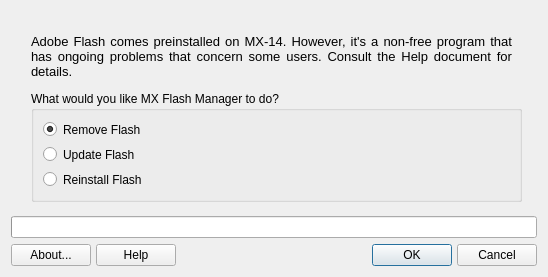
Old version of the form mxflash.ui in the repository MX-Linux/mx-flash.
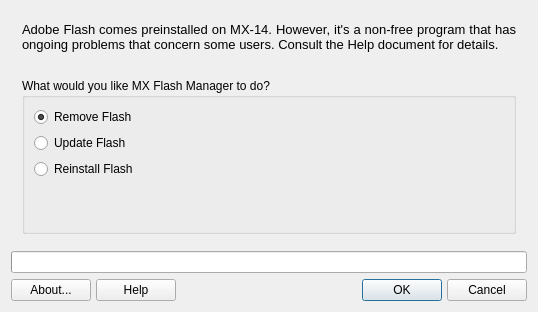
New version of the form. The open tabs and pages were chosen to show the change. Icons and pictures are not drawn.

Diff of the .ui file:
```diff
--- a/mxflash.ui
+++ b/mxflash.ui
@@ -6,8 +6,8 @@
    <rect>
     <x>0</x>
     <y>0</y>
-    <width>548</width>
-    <height>277</height>
+    <width>538</width>
+    <height>312</height>
    </rect>
   </property>
   <property name="windowTitle">
@@ -20,15 +20,9 @@
       <number>3</number>
      </property>
      <widget class="QWidget" name="pageAction">
+      <layout class="QGridLayout" name="gridLayout">
+       <item row="0" column="0">
       <widget class="QLabel" name="labelAction">
-       <property name="geometry">
-        <rect>
-         <x>20</x>
-         <y>20</y>
-         <width>481</width>
-         <height>51</height>
-        </rect>
-       </property>
        <property name="text">
         <string>&lt;!DOCTYPE HTML PUBLIC &quot;-//W3C//DTD HTML 4.0//EN&quot; &quot;http://www.w3.org/TR/REC-html40/strict.dtd&quot;&gt;
 &lt;html&gt;&lt;head&gt;&lt;meta name=&quot;qrichtext&quot; content=&quot;1&quot; /&gt;&lt;style type=&quot;text/css&quot;&gt;
@@ -43,15 +37,9 @@
         <bool>true</bool>
        </property>
       </widget>
+       </item>
+       <item row="2" column="0">
       <widget class="QGroupBox" name="whatGroupBox">
-       <property name="geometry">
-        <rect>
-         <x>20</x>
-         <y>80</y>
-         <width>491</width>
-         <height>111</height>
-        </rect>
-       </property>
        <property name="sizePolicy">
         <sizepolicy hsizetype="MinimumExpanding" vsizetype="Minimum">
          <horstretch>0</horstretch>
@@ -95,8 +83,33 @@
           </property>
          </widget>
         </item>
-       </layout>
-      </widget>
+          <item row="5" column="0">
+           <spacer name="verticalSpacer">
+            <property name="orientation">
+             <enum>Qt::Vertical</enum>
+            </property>
+            <property name="sizeType">
+             <enum>QSizePolicy::Expanding</enum>
+            </property>
+            <property name="sizeHint" stdset="0">
+             <size>
+              <width>0</width>
+              <height>10</height>
+             </size>
+            </property>
+           </spacer>
+          </item>
+         </layout>
+        </widget>
+       </item>
+       <item row="1" column="0">
+        <widget class="QLabel" name="labelVersion">
+         <property name="text">
+          <string/>
+         </property>
+        </widget>
+       </item>
+      </layout>
      </widget>
      <widget class="QWidget" name="pageRemove">
       <layout class="QVBoxLayout" name="verticalLayout_2">
```
Left out of the diff: 26 changed lines with no effect on the pictures. Lines whose indentation alone changed are shown as unchanged.
